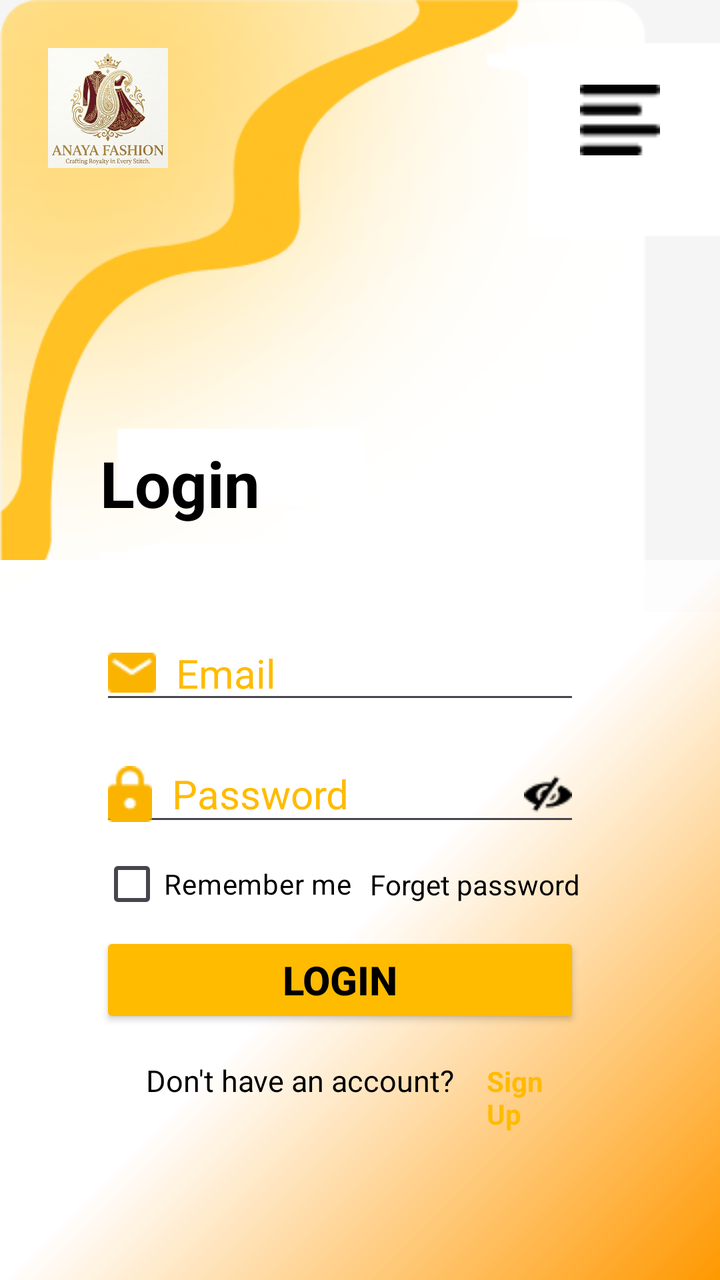
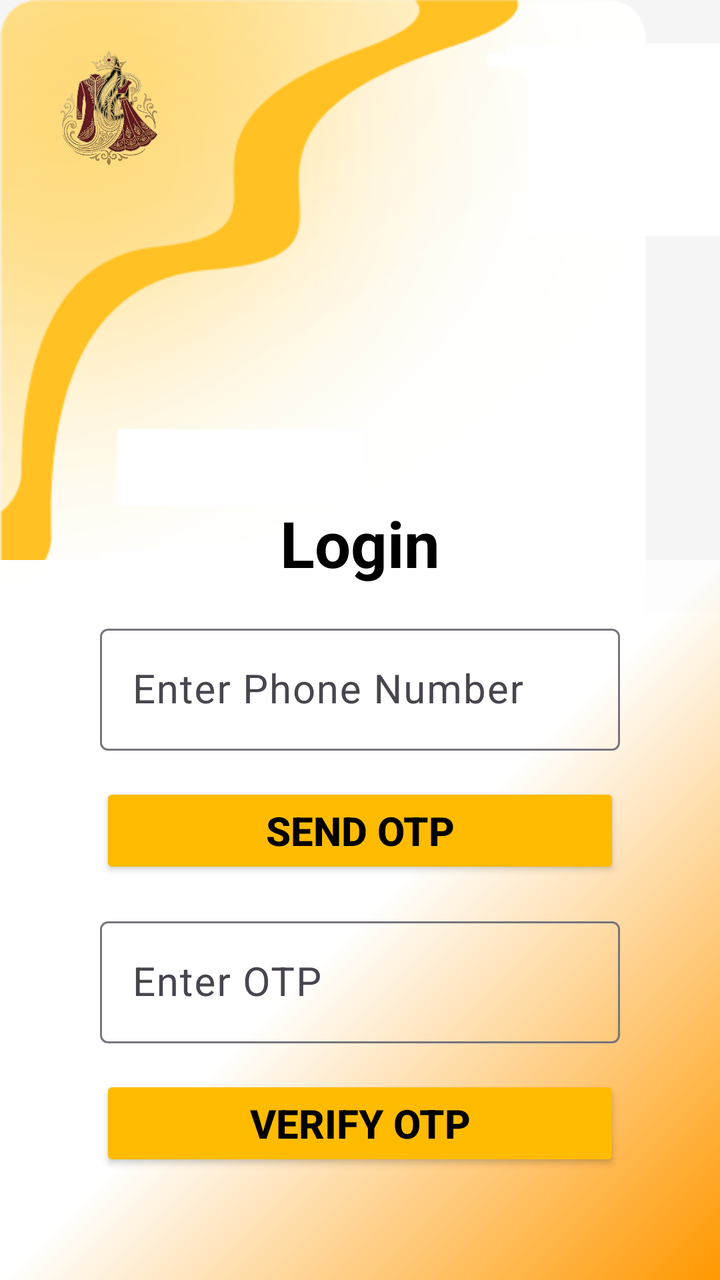

The first picture is an Android layout as it rendered before a commit; the second is the same layout after the commit. The layout source and the unified diff follow.
<!-- AndroidManifest.xml: application theme Theme.AnayaFashion -->
<!-- res/layout/login_activity.xml -->
<?xml version="1.0" encoding="utf-8"?>
<androidx.constraintlayout.widget.ConstraintLayout xmlns:android="http://schemas.android.com/apk/res/android"
    xmlns:app="http://schemas.android.com/apk/res-auto"
    xmlns:tools="http://schemas.android.com/tools"
    android:layout_width="match_parent"
    android:layout_height="match_parent"
    android:background="@color/white"
    tools:ignore="ContentDescription,MissingConstraints">

    <ImageView
        android:layout_width="match_parent"
        android:layout_height="wrap_content"
        android:adjustViewBounds="true"
        android:src="@drawable/bg_top" />

    <ImageView
        android:id="@+id/imageView"
        android:layout_width="match_parent"
        android:layout_height="wrap_content"
        android:adjustViewBounds="true"
        android:src="@drawable/bg_bottom"
        app:layout_constraintBottom_toBottomOf="parent"
        app:layout_constraintEnd_toEndOf="parent" />

    <ImageView
        android:layout_width="60dp"
        android:layout_height="60dp"
        android:layout_margin="24dp"

        android:src="@drawable/logo"
        app:layout_constraintStart_toStartOf="parent"
        app:layout_constraintTop_toTopOf="parent" />

    <ImageView
        android:layout_width="40dp"
        android:layout_height="40dp"
        android:layout_marginTop="40dp"
        android:layout_marginEnd="30dp"
        android:src="@drawable/menu_icon"
        app:layout_constraintEnd_toEndOf="parent"
        app:layout_constraintTop_toTopOf="parent" />

    <TextView
        android:id="@+id/loginTv"
        android:layout_width="wrap_content"
        android:layout_height="wrap_content"
        android:layout_marginStart="@dimen/margin_50dp"
        android:layout_marginTop="220dp"
        android:text="@string/login"
        android:textColor="@color/black"
        android:textSize="32sp"
        android:textStyle="bold"
        app:layout_constraintStart_toStartOf="parent"
        app:layout_constraintTop_toTopOf="parent" />


    <EditText
        android:id="@+id/emailEt"
        android:layout_width="match_parent"
        android:layout_height="wrap_content"
        android:layout_marginStart="@dimen/margin_50dp"
        android:layout_marginTop="50dp"
        android:layout_marginEnd="70dp"
        android:drawableStart="@drawable/email_icon"
        android:drawablePadding="10dp"
        android:hint="@string/email"
        android:textColor="@color/yellow"
        android:textSize="20sp"
        android:textColorHint="@color/yellow"
        app:layout_constraintTop_toBottomOf="@+id/loginTv" />

    <EditText
        android:id="@+id/passwordEt"
        android:layout_width="match_parent"
        android:layout_height="wrap_content"
        android:layout_marginStart="@dimen/margin_50dp"
        android:layout_marginTop="16dp"
        android:layout_marginEnd="70dp"
        android:drawableStart="@drawable/password_icon"
        android:drawableEnd="@drawable/password_eye_close"
        android:drawablePadding="10dp"
        android:textColorHint="@color/yellow"
        android:hint="@string/password"
        android:inputType="textPassword"
        android:textColor="@color/yellow"
        android:textSize="20sp"
        app:layout_constraintTop_toBottomOf="@+id/emailEt" />

    
    <CheckBox
        android:id="@+id/remember"
        android:layout_width="wrap_content"
        android:layout_height="wrap_content"
        android:text="@string/remember_me"
        android:textColor="@color/black"
        app:layout_constraintLeft_toLeftOf="@+id/passwordEt"
        app:layout_constraintTop_toBottomOf="@+id/passwordEt" />

    
    <TextView
        android:id="@+id/forgot"
        android:layout_width="wrap_content"
        android:layout_height="wrap_content"
        android:layout_marginStart="@dimen/margin_16dp"
        android:text="@string/forgot_password"
        android:textColor="@color/black"
        app:layout_constraintBottom_toBottomOf="@+id/remember"
        app:layout_constraintEnd_toEndOf="@+id/passwordEt"
        app:layout_constraintTop_toTopOf="@+id/remember" />

    <Button
        android:id="@+id/loginBtn"
        android:layout_width="0dp"
        android:layout_height="wrap_content"
        android:backgroundTint="@color/yellow"
        android:text="@string/login"
        android:textColor="@color/black"
        android:textSize="20sp"
        android:textStyle="bold"
        app:layout_constraintEnd_toEndOf="@id/forgot"
        app:layout_constraintStart_toStartOf="@id/remember"
        app:layout_constraintTop_toBottomOf="@+id/remember" />

    <LinearLayout
        android:layout_width="0dp"
        android:layout_height="wrap_content"
        android:layout_marginStart="23dp"
        android:layout_marginTop="@dimen/margin_16dp"
        android:orientation="horizontal"
        app:layout_constraintLeft_toLeftOf="@+id/loginBtn"
        app:layout_constraintRight_toRightOf="@+id/loginBtn"
        app:layout_constraintStart_toStartOf="@+id/loginBtn"
        app:layout_constraintEnd_toEndOf="@+id/loginBtn"
        app:layout_constraintTop_toBottomOf="@id/loginBtn">

        <TextView
            android:layout_width="wrap_content"
            android:layout_height="wrap_content"
            android:layout_marginStart="0dp"
            android:text="Don't have an account?"
            android:textColor="@color/black"
            android:textSize="15dp"
            tools:ignore="HardcodedText,SpUsage" />

        <TextView
            android:id="@+id/signup"
            android:layout_width="wrap_content"
            android:layout_height="wrap_content"
            android:layout_marginStart="@dimen/margin_16dp"
            android:text="Sign Up"
            android:textColor="@color/yellow"
            android:textSize="14sp"
            android:textStyle="bold"
            tools:ignore="HardcodedText" />
    </LinearLayout>

</androidx.constraintlayout.widget.ConstraintLayout>
<!-- resources referenced by this layout -->
<resources>
  <color name="black">#FF000000</color>
  <color name="white">#FFFFFFFF</color>
  <color name="yellow">#FFBB00</color>
  <dimen name="margin_16dp">16dp</dimen>
  <dimen name="margin_50dp">50dp</dimen>
  <!-- drawable bg_bottom (drawable) -->
  <?xml version="1.0" encoding="utf-8"?>
  <shape xmlns:android="http://schemas.android.com/apk/res/android"
      android:shape="rectangle">
      <gradient
          android:startColor="#FF9800"
          android:centerColor="#BAFFFFFF"
          android:endColor="#FFFFFF"
          android:angle="135" />
  </shape>
  <!-- drawable bg_top: png bitmap (drawable, 47830 bytes) -->
  <!-- drawable email_icon: png bitmap (drawable, 420 bytes) -->
  <!-- drawable logo: png bitmap (drawable, 282171 bytes) -->
  <!-- drawable menu_icon: png bitmap (drawable, 300 bytes) -->
  <!-- drawable password_eye_close: png bitmap (drawable, 426 bytes) -->
  <!-- drawable password_icon: png bitmap (drawable, 516 bytes) -->
  <string name="email">Email</string>
  <string name="forgot_password">Forget password</string>
  <string name="login">Login</string>
  <string name="password">Password</string>
  <string name="remember_me">Remember me</string>
  <style name="Theme.AnayaFashion" parent="Base.Theme.AnayaFashion" />
  <style name="Base.Theme.AnayaFashion" parent="Theme.Material3.DayNight.NoActionBar">
          
          
      </style>
</resources>

<!-- the commit's change to res/layout/login_activity.xml (unified diff, before → after) -->
@@ -26,132 +26,104 @@
         android:layout_width="60dp"
         android:layout_height="60dp"
         android:layout_margin="24dp"
-
-        android:src="@drawable/logo"
+        android:src="@drawable/transparent_logo"
         app:layout_constraintStart_toStartOf="parent"
-        app:layout_constraintTop_toTopOf="parent" />
-
-    <ImageView
-        android:layout_width="40dp"
-        android:layout_height="40dp"
-        android:layout_marginTop="40dp"
-        android:layout_marginEnd="30dp"
-        android:src="@drawable/menu_icon"
-        app:layout_constraintEnd_toEndOf="parent"
         app:layout_constraintTop_toTopOf="parent" />
 
     <TextView
         android:id="@+id/loginTv"
         android:layout_width="wrap_content"
         android:layout_height="wrap_content"
-        android:layout_marginStart="@dimen/margin_50dp"
-        android:layout_marginTop="220dp"
+        android:layout_marginTop="250dp"
         android:text="@string/login"
         android:textColor="@color/black"
         android:textSize="32sp"
         android:textStyle="bold"
+        app:layout_constraintEnd_toEndOf="parent"
         app:layout_constraintStart_toStartOf="parent"
         app:layout_constraintTop_toTopOf="parent" />
 
+    // Add TextInputEditText for phone number input
 
-    <EditText
-        android:id="@+id/emailEt"
-        android:layout_width="match_parent"
-        android:layout_height="wrap_content"
-        android:layout_marginStart="@dimen/margin_50dp"
-        android:layout_marginTop="50dp"
-        android:layout_marginEnd="70dp"
-        android:drawableStart="@drawable/email_icon"
-        android:drawablePadding="10dp"
-        android:hint="@string/email"
-        android:textColor="@color/yellow"
-        android:textSize="20sp"
-        android:textColorHint="@color/yellow"
-        app:layout_constraintTop_toBottomOf="@+id/loginTv" />
-
-    <EditText
-        android:id="@+id/passwordEt"
-        android:layout_width="match_parent"
+    <com.google.android.material.textfield.TextInputLayout
+        android:id="@+id/phoneTil"
+        android:layout_width="0dp"
         android:layout_height="wrap_content"
         android:layout_marginStart="@dimen/margin_50dp"
         android:layout_marginTop="16dp"
-        android:layout_marginEnd="70dp"
-        android:drawableStart="@drawable/password_icon"
-        android:drawableEnd="@drawable/password_eye_close"
-        android:drawablePadding="10dp"
-        android:textColorHint="@color/yellow"
-        android:hint="@string/password"
-        android:inputType="textPassword"
-        android:textColor="@color/yellow"
-        android:textSize="20sp"
-        app:layout_constraintTop_toBottomOf="@+id/emailEt" />
+        android:layout_marginEnd="@dimen/margin_50dp"
+        android:outlineAmbientShadowColor="@color/yellow"
+        app:layout_constraintEnd_toEndOf="parent"
+        app:layout_constraintStart_toStartOf="parent"
+        app:layout_constraintTop_toBottomOf="@+id/loginTv">
+
+        <com.google.android.material.textfield.TextInputEditText
+            android:id="@+id/phoneNumberEt"
+            android:layout_width="match_parent"
+            android:layout_height="wrap_content"
+            android:drawablePadding="10dp"
+            android:hint="@string/enter_phone_number"
+            android:inputType="phone"
+            android:maxLength="10"
+            android:textColor="@color/yellow"
+            android:textColorHint="@color/yellow"
+            android:textSize="20sp" />
+
+    </com.google.android.material.textfield.TextInputLayout>
 
     
-    <CheckBox
-        android:id="@+id/remember"
-        android:layout_width="wrap_content"
-        android:layout_height="wrap_content"
-        android:text="@string/remember_me"
-        android:textColor="@color/black"
-        app:layout_constraintLeft_toLeftOf="@+id/passwordEt"
-        app:layout_constraintTop_toBottomOf="@+id/passwordEt" />
-
-    
-    <TextView
-        android:id="@+id/forgot"
-        android:layout_width="wrap_content"
-        android:layout_height="wrap_content"
-        android:layout_marginStart="@dimen/margin_16dp"
-        android:text="@string/forgot_password"
-        android:textColor="@color/black"
-        app:layout_constraintBottom_toBottomOf="@+id/remember"
-        app:layout_constraintEnd_toEndOf="@+id/passwordEt"
-        app:layout_constraintTop_toTopOf="@+id/remember" />
-
     <Button
-        android:id="@+id/loginBtn"
+        android:id="@+id/sendOtpBtn"
         android:layout_width="0dp"
         android:layout_height="wrap_content"
+        android:layout_marginTop="@dimen/margin_16dp"
         android:backgroundTint="@color/yellow"
-        android:text="@string/login"
+        android:text="@string/send_otp"
         android:textColor="@color/black"
         android:textSize="20sp"
         android:textStyle="bold"
-        app:layout_constraintEnd_toEndOf="@id/forgot"
-        app:layout_constraintStart_toStartOf="@id/remember"
-        app:layout_constraintTop_toBottomOf="@+id/remember" />
+        app:layout_constraintEnd_toEndOf="@id/phoneTil"
+        app:layout_constraintStart_toStartOf="@id/phoneTil"
+        app:layout_constraintTop_toBottomOf="@+id/phoneTil" />
 
-    <LinearLayout
+    <com.google.android.material.textfield.TextInputLayout
+        android:id="@+id/verifyOtpTil"
         android:layout_width="0dp"
         android:layout_height="wrap_content"
-        android:layout_marginStart="23dp"
+        android:layout_marginTop="16dp"
+        android:outlineAmbientShadowColor="@color/yellow"
+        app:layout_constraintEnd_toEndOf="@id/sendOtpBtn"
+        app:layout_constraintStart_toStartOf="@id/sendOtpBtn"
+        app:layout_constraintTop_toBottomOf="@+id/sendOtpBtn">
+
+        <com.google.android.material.textfield.TextInputEditText
+            android:id="@+id/verifyOtpEt"
+            android:layout_width="match_parent"
+            android:layout_height="wrap_content"
+            android:drawablePadding="10dp"
+            android:hint="@string/enter_otp"
+            android:inputType="phone"
+            android:maxLength="6"
+            android:textColor="@color/yellow"
+            android:textColorHint="@color/yellow"
+            android:textSize="20sp" />
+
+    </com.google.android.material.textfield.TextInputLayout>
+
+    <Button
+        android:id="@+id/verifyOtpBtn"
+        android:layout_width="0dp"
+        android:layout_height="wrap_content"
         android:layout_marginTop="@dimen/margin_16dp"
-        android:orientation="horizontal"
-        app:layout_constraintLeft_toLeftOf="@+id/loginBtn"
-        app:layout_constraintRight_toRightOf="@+id/loginBtn"
-        app:layout_constraintStart_toStartOf="@+id/loginBtn"
-        app:layout_constraintEnd_toEndOf="@+id/loginBtn"
-        app:layout_constraintTop_toBottomOf="@id/loginBtn">
+        android:backgroundTint="@color/yellow"
+        android:text="@string/verify_otp"
+        android:textColor="@color/black"
+        android:textSize="20sp"
+        android:textStyle="bold"
+        app:layout_constraintEnd_toEndOf="@id/verifyOtpTil"
+        app:layout_constraintStart_toStartOf="@id/verifyOtpTil"
+        app:layout_constraintTop_toBottomOf="@+id/verifyOtpTil" />
 
-        <TextView
-            android:layout_width="wrap_content"
-            android:layout_height="wrap_content"
-            android:layout_marginStart="0dp"
-            android:text="Don't have an account?"
-            android:textColor="@color/black"
-            android:textSize="15dp"
-            tools:ignore="HardcodedText,SpUsage" />
-
-        <TextView
-            android:id="@+id/signup"
-            android:layout_width="wrap_content"
-            android:layout_height="wrap_content"
-            android:layout_marginStart="@dimen/margin_16dp"
-            android:text="Sign Up"
-            android:textColor="@color/yellow"
-            android:textSize="14sp"
-            android:textStyle="bold"
-            tools:ignore="HardcodedText" />
-    </LinearLayout>
+    
 
 </androidx.constraintlayout.widget.ConstraintLayout>
<!-- resource entries referenced after the edit -->
@@ -16,16 +16,12 @@
           android:angle="135" />
   </shape>
   <!-- drawable bg_top: png bitmap (drawable, 47830 bytes) -->
-  <!-- drawable email_icon: png bitmap (drawable, 420 bytes) -->
-  <!-- drawable logo: png bitmap (drawable, 282171 bytes) -->
-  <!-- drawable menu_icon: png bitmap (drawable, 300 bytes) -->
-  <!-- drawable password_eye_close: png bitmap (drawable, 426 bytes) -->
-  <!-- drawable password_icon: png bitmap (drawable, 516 bytes) -->
-  <string name="email">Email</string>
-  <string name="forgot_password">Forget password</string>
+  <!-- drawable transparent_logo: png bitmap (drawable, 289382 bytes) -->
+  <string name="enter_otp">Enter OTP</string>
+  <string name="enter_phone_number">Enter Phone Number</string>
   <string name="login">Login</string>
-  <string name="password">Password</string>
-  <string name="remember_me">Remember me</string>
+  <string name="send_otp">Send OTP</string>
+  <string name="verify_otp">Verify OTP</string>
   <style name="Theme.AnayaFashion" parent="Base.Theme.AnayaFashion" />
   <style name="Base.Theme.AnayaFashion" parent="Theme.Material3.DayNight.NoActionBar">
           
